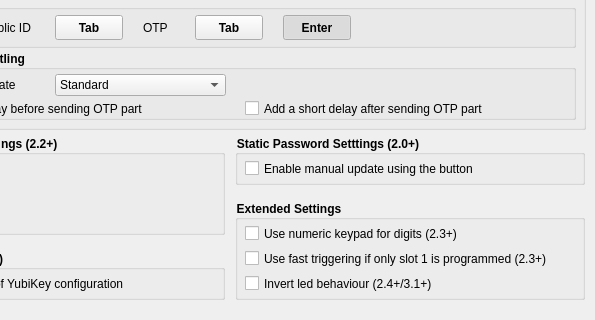
Above: src/ui/settingpage.ui from Yubico/yubikey-personalization-gui-dpkg before the change; both pictures show x 135 to 730 and y 140 to 460 of the 730 by 650 pixel window. Below: the same form after it.
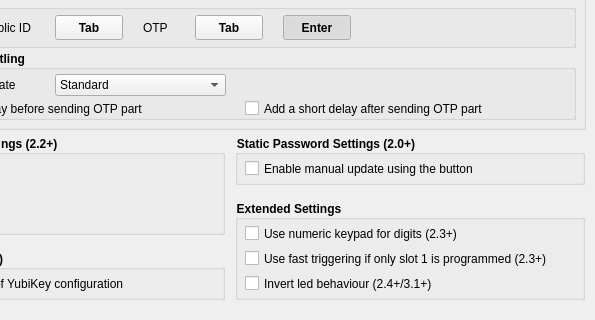
That is the form after the change. Icons and pictures are not drawn. Custom widgets are drawn as their Qt base class.

```diff
--- a/src/ui/settingpage.ui
+++ b/src/ui/settingpage.ui
@@ -915,7 +915,7 @@
     <widget class="QPushButton" name="srVisibilityHelpBtn">
      <property name="geometry">
       <rect>
-       <x>275</x>
+       <x>315</x>
        <y>0</y>
        <width>16</width>
        <height>16</height>
@@ -970,7 +970,7 @@
 </string>
     </property>
     <property name="title">
-     <string>Static Password Setttings (2.0+)</string>
+     <string>Static Password Settings (2.0+)</string>
     </property>
     <widget class="QCheckBox" name="manUpdateCheck">
      <property name="geometry">
```
